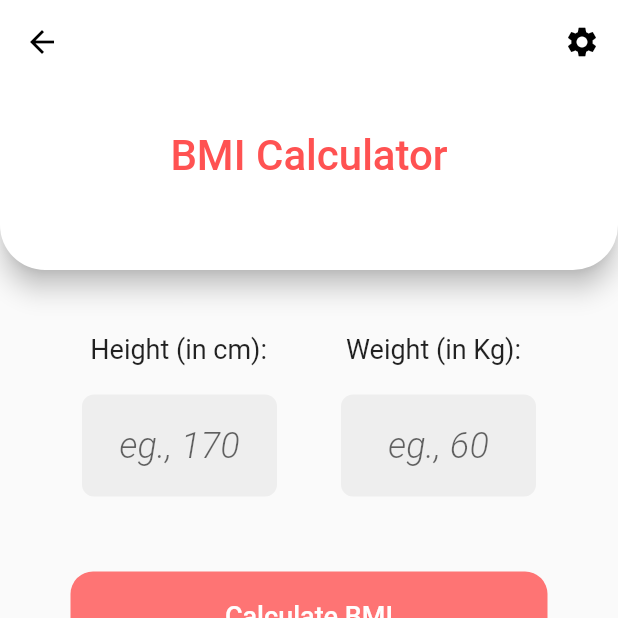
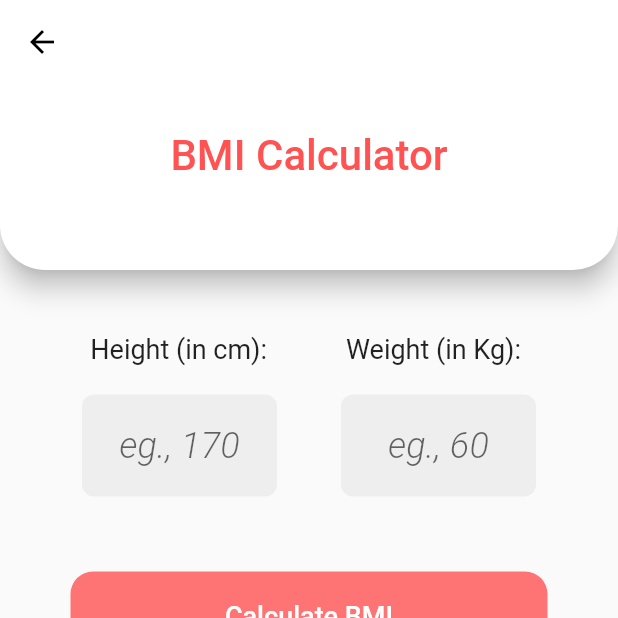
Before and after one commit to abhin-deb02/health_app, a Flutter app: the BMICalc screen opened directly, on a phone screen of 412 x 824 dp, the top half of it. Run offline on Flutter 3.47's test engine with Material 2 defaults, Android fonts, the light colour scheme and no system bars; our stand-ins replace cloud_firestore, firebase_auth, firebase_core, flutter_native_splash, flutter_spinkit, font_awesome_flutter and 4 more; accounts and stored records are empty.

Commit message:
finalizing app

```diff
--- a/lib/BMICalc.dart
+++ b/lib/BMICalc.dart
@@ -32,12 +32,7 @@ class _BMICalcState extends State<BMICalc> {
             elevation: 7,
             shape: const RoundedRectangleBorder(borderRadius: BorderRadius.only(bottomLeft: Radius.circular(30), bottomRight: Radius.circular(30))),
             backgroundColor: const Color.fromRGBO(255, 255, 255, 1),
-            actions: [
-              IconButton(
-                  onPressed: () {},
-                  icon: const Icon(Icons.settings, color: Colors.black)
-              )
-            ],
+            actions: [],
             flexibleSpace: const FlexibleSpaceBar(
               title: Text("BMI Calculator",
                   style: TextStyle(color: Colors.redAccent, fontSize: 28)),
--- a/lib/WaterIntake.dart
+++ b/lib/WaterIntake.dart
@@ -31,11 +31,7 @@ class _WaterIntakeState extends State<WaterIntake> {
                   bottomLeft: Radius.circular(30),
                   bottomRight: Radius.circular(30))),
           backgroundColor: const Color.fromRGBO(255, 255, 255, 1),
-          actions: [
-            IconButton(
-                onPressed: () {},
-                icon: const Icon(Icons.settings, color: Colors.black))
-          ],
+          actions: [],
           flexibleSpace: const FlexibleSpaceBar(
             title: Text("Water Intake Calculator",
                 style: TextStyle(color: Colors.redAccent, fontSize: 28)),
```
